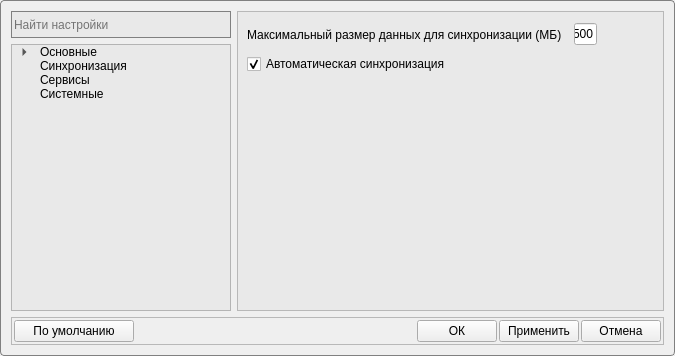
Above: Settings/Settings.ui from vengmax/SavSyncer before the change. Below: the same form after it.
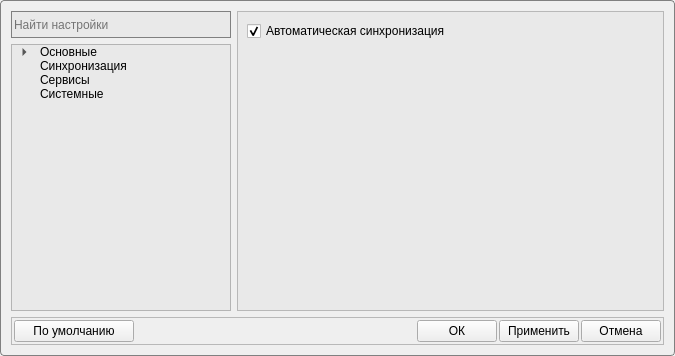
That is the form after the change. Icons and pictures are not drawn.

What changed in the file:
```diff
--- a/Settings/Settings.ui
+++ b/Settings/Settings.ui
@@ -503,52 +503,7 @@
            </rect>
           </property>
           <layout class="QGridLayout" name="gridLayout_6">
-           <item row="1" column="0">
-            <widget class="QLabel" name="label">
-             <property name="enabled">
-              <bool>true</bool>
-             </property>
-             <property name="minimumSize">
-              <size>
-               <width>0</width>
-               <height>27</height>
-              </size>
-             </property>
-             <property name="styleSheet">
-              <string notr="true">QLabel:disabled{color:grey;}</string>
-             </property>
-             <property name="text">
-              <string>Максимальный размер данных для синхронизации (МБ)</string>
-             </property>
-            </widget>
-           </item>
-           <item row="1" column="2">
-            <widget class="QLineEdit" name="lineEditMaxSyncSize">
-             <property name="enabled">
-              <bool>true</bool>
-             </property>
-             <property name="text">
-              <string>500</string>
-             </property>
-             <property name="placeholderText">
-              <string>в пикселях</string>
-             </property>
-            </widget>
-           </item>
-           <item row="1" column="3">
-            <spacer name="horizontalSpacer">
-             <property name="orientation">
-              <enum>Qt::Horizontal</enum>
-             </property>
-             <property name="sizeHint" stdset="0">
-              <size>
-               <width>136</width>
-               <height>20</height>
-              </size>
-             </property>
-            </spacer>
-           </item>
-           <item row="3" column="0" colspan="4">
+           <item row="2" column="0" colspan="3">
             <spacer name="verticalSpacer_2">
              <property name="orientation">
               <enum>Qt::Vertical</enum>
@@ -561,7 +516,7 @@
              </property>
             </spacer>
            </item>
-           <item row="2" column="0">
+           <item row="1" column="0">
             <widget class="QCheckBox" name="checkBoxAutoSync">
              <property name="enabled">
               <bool>true</bool>
```
Left out of the diff: 12 changed lines with no effect on the pictures.
